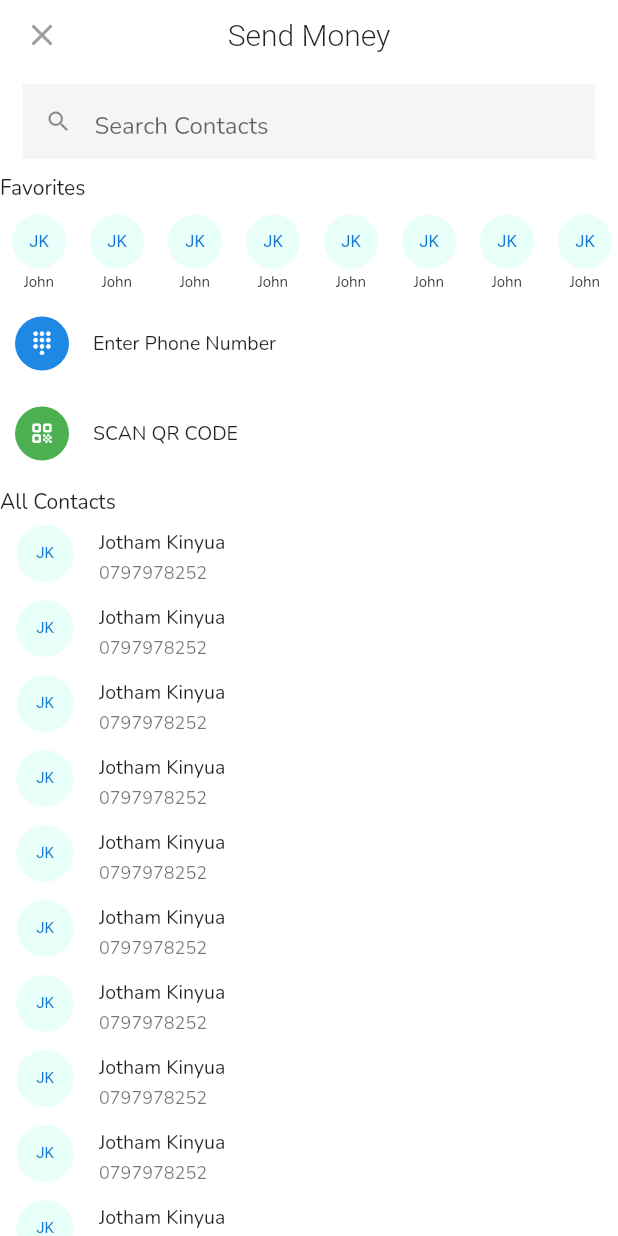
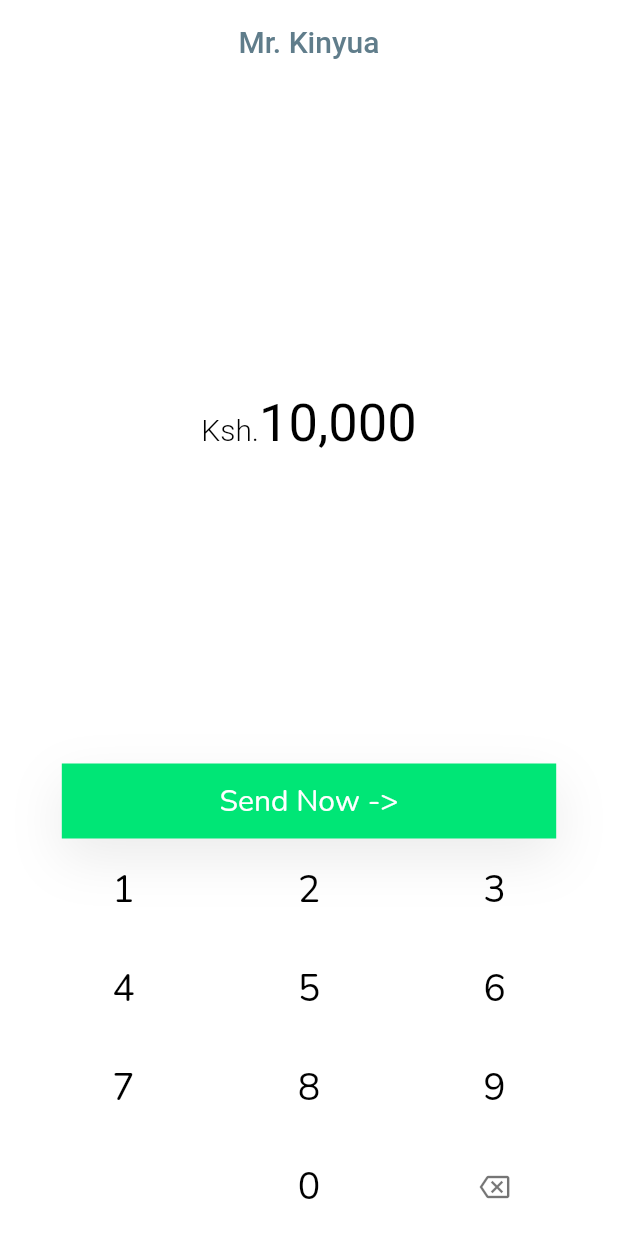
Before and after one commit to CreamyMilk/protoz, a Flutter app: the ContactsListPage screen opened by its route, after a tap on "JK", on a phone screen of 412 x 824 dp. Run offline on Flutter 3.47's test engine with Material 2 defaults, Android fonts, the light colour scheme and no system bars; our stand-ins replace flutter_speed_dial, google_fonts, salomon_bottom_bar, webview_flutter; missing offline and left inert: barcode_scan.

Commit message:
🎅Dedicated amount page minior ui theming

```diff
--- a/lib/pages/sendMoney/contctList.dart
+++ b/lib/pages/sendMoney/contctList.dart
@@ -2,7 +2,12 @@ import 'package:flutter/material.dart';
 import 'package:proto/utils/sizedMargins.dart';
 import 'package:proto/widgets/qrScannerButton.dart';
 
+
 class ContactsListPage extends StatelessWidget {
+  final List<Color> lightColors = [
+    Color(0xfffe8fffa),
+    Color.fromRGBO(200, 255, 255, 0.7),
+    Color(0xfffe8fffa),];
   @override
   Widget build(BuildContext context) {
     return Scaffold(
@@ -47,7 +52,7 @@ class ContactsListPage extends StatelessWidget {
         height: screenHeight(context),
         child: ListView(
           children: [
-            Align(alignment: Alignment.centerLeft, child: Text("Favorites")),
+            Padding(padding:EdgeInsets.only(left:10),child: Align(alignment: Alignment.centerLeft, child: Text("Favorites"))),
             Container(
               height: 70,
               child: ListView.builder(
@@ -70,11 +75,13 @@ class ContactsListPage extends StatelessWidget {
                     maxRadius: 18,
                     backgroundColor: Colors.blue[600],
                   ),
-                  onTap: () {},
+                  onTap: () {
+                    Navigator.of(context).pushNamed("/enteramount");
+                  },
                   contentPadding: EdgeInsets.only(left: 10, bottom: 12.0),
                   minLeadingWidth: 30,
                   dense: true,
-                  title: Text("Enter Phone Number"),
+                  title: Text("Enter Phone Number",style: TextStyle(color:Colors.blue[900]),),
                 ),
                 ListTile(
                   leading: CircleAvatar(
@@ -97,17 +104,17 @@ class ContactsListPage extends StatelessWidget {
                 ),
               ],
             ),
-             Align(alignment: Alignment.centerLeft, child: Text("All Contacts")),
+             Padding(padding:EdgeInsets.only(left:10),child: Align(alignment: Alignment.centerLeft, child: Text("All Contacts"))),
             ListView.builder(
                physics: ScrollPhysics(),
                 itemCount: 50,
                 shrinkWrap: true,
-                itemExtent: 50,
+                itemExtent: 60,
                 itemBuilder: (context, index) {
                   return ListTile(
                     isThreeLine: true,
                     leading: Transform.translate(
-                      offset: const Offset(0, -10),
+                      offset: const Offset(0, -5),
                       child: CircleAvatar(
                         child: Text(
                           "JK",
@@ -115,10 +122,12 @@ class ContactsListPage extends StatelessWidget {
                         ),
                         minRadius: 20,
                         maxRadius: 20,
-                        backgroundColor: Color(0xfffe8fffa),
+                        backgroundColor: lightColors[index % 3],
                       ),
                     ),
-                    onTap: () {},
+                    onTap: () {
+                        Navigator.of(context).pushNamed("/enteramount");
+                    },
                     contentPadding: EdgeInsets.only(left: 10, bottom: 12.0),
                     minLeadingWidth: 30,
                     // horizontalTitleGap: 0.1,
@@ -145,7 +154,12 @@ class FavoriteTile extends StatelessWidget {
 
   @override
   Widget build(BuildContext context) {
-    return Container(
+    return GestureDetector(
+      onTap: (){
+          Navigator.of(context).pushNamed("/enteramount");
+      }
+      ,
+      child: Container(
           margin: EdgeInsets.all(8.0),
           child: Column(
             children: [
@@ -154,8 +168,8 @@ class FavoriteTile extends StatelessWidget {
                   "JK",
                   style: TextStyle(fontSize: 11),
                 ),
-              minRadius: 18,
-              maxRadius: 18,
+                minRadius: 20,
+                maxRadius: 20,
                 backgroundColor: Color(0xfffe8fffa),
               ),
               const YMargin(2),
@@ -164,6 +178,7 @@ class FavoriteTile extends StatelessWidget {
                     fontSize: 10,
                   ))
             ],
-        ));
+          )),
+    );
   }
 }
--- /dev/null
+++ b/lib/pages/sendMoney/enteramount.dart
@@ -0,0 +1,117 @@
+import 'package:flutter/material.dart';
+import 'package:google_fonts/google_fonts.dart';
+import 'package:proto/utils/sizedMargins.dart';
+import 'package:proto/widgets/keypadwidget.dart';
+
+class EnterAmountPage extends StatefulWidget {
+  @override
+  _EnterAmountPageState createState() => _EnterAmountPageState();
+}
+
+class _EnterAmountPageState extends State<EnterAmountPage> {
+  String amount = "";
+
+  @override
+  void initState() {
+    amount = "10000";
+    super.initState();
+  }
+
+  @override
+  Widget build(BuildContext context) {
+    return Scaffold(
+      backgroundColor: Colors.white,
+      appBar: AppBar(
+        centerTitle: true,
+        backgroundColor: Colors.white,
+        elevation: 0,
+        title: Text(
+          "Mr. Kinyua",
+          style: TextStyle(color: Colors.blueGrey),
+        ),
+      ),
+      body: Column(
+        children: [
+          Spacer(),
+          RichText(
+              textAlign: TextAlign.center,
+              text: TextSpan(children: [
+                TextSpan(
+                    text: "Ksh.",
+                    style: TextStyle(
+                        color: Colors.black,
+                        fontWeight: FontWeight.w300,
+                        fontSize: 20.0)),
+                TextSpan(
+                    text:
+                        "${amount.toString().replaceAllMapped(new RegExp(r'(\d{1,3})(?=(\d{3})+(?!\d))'), (Match m) => '${m[1]},')}",
+                    style: TextStyle(
+                        color: Colors.black,
+                        fontWeight: FontWeight.w400,
+                        fontSize: 35.0)),
+              ])),
+          Spacer(),
+          AnimatedContainer(
+            duration: Duration(seconds: 1),
+            height: 50,
+            width: screenWidth(context, percent: 0.8),
+            decoration: BoxDecoration(
+            color: amount.length > 1 ?Colors.greenAccent[400]:Colors.grey[200],
+              boxShadow: [
+                BoxShadow(
+                    color: Colors.grey[400].withOpacity(0.3),
+                    offset: Offset(0, 13),
+                    blurRadius: 30)
+              ],
+            ),
+            // ignore: deprecated_member_use
+            child: FlatButton(
+
+              onPressed: () {
+
+              },
+             color: Colors.transparent,
+              child: Text(
+                 amount.length > 1?"Send Now ->":"Enter Amount",
+                style: GoogleFonts.nunito(
+                    color:  amount.length > 1?Colors.white:Colors.blueGrey,
+                    fontSize: 20,
+                    fontWeight: FontWeight.w400),
+              ),
+            ),
+          ),
+          NumericKeyboard(
+            rightButtonFn: () {
+              if(amount.length == 1){
+                setState(() {
+                                  amount="0";
+                               });
+
+              }
+              if (amount.length > 1) {
+                amount = amount.substring(0, amount.length - 1);
+                setState(() {
+                  amount = amount;
+                });
+              }
+            },
+            rightIcon: Icon(Icons.backspace_outlined,size:20,color: Colors.black54),
+            onKeyboardTap: (String text) {
+              print(text);
+              setState(() {
+                if(amount == "0"){
+                  amount=text;
+
+                }else if(amount.length < 12){
+
+                amount += text;
+
+
+              }
+            },
+          );}
+          )]
+      ),
+    );
+  }
+}
--- a/lib/pages/startup/cardsPage.dart
+++ b/lib/pages/startup/cardsPage.dart
@@ -120,7 +120,7 @@ class ProductListingItem extends StatelessWidget {
         child: Card(
           child: Container(
             height: MediaQuery.of(context).size.height * 0.15,
-            color: Colors.pink,
+            color: Colors.black54,
           ),
           // child: Image.network(
           //   imageUrl,
--- a/lib/providers/stepperFormProvider.dart
+++ b/lib/providers/stepperFormProvider.dart
@@ -21,7 +21,7 @@ class KraFormProvider extends ChangeNotifier {
   String year;
   String countrycode;
   String phoneNumber;
-  String krapin;
+  String krapin="DEFAULT";
   bool terms = false;
 
   void nameFields(String a, String b) {
--- a/lib/routes_page.dart
+++ b/lib/routes_page.dart
@@ -9,6 +9,7 @@ import 'package:proto/pages/login/loginForm.dart';
 import 'package:proto/pages/profile.dart';
 import 'package:proto/pages/registration/register.dart';
 import 'package:proto/pages/sendMoney/contctList.dart';
+import 'package:proto/pages/sendMoney/enteramount.dart';
 import 'package:proto/pages/startup/buySellPage.dart';
 import 'package:proto/pages/buyerpages/categoriesList.dart';
 import 'package:proto/pages/buyerpages/ProductDetails.dart';
@@ -56,6 +57,8 @@ class RouteGenerator {
                     child: BaseForm())));
       case '/contactList':
         return CupertinoPageRoute(builder: (ctx) => ContactsListPage());
+       case '/enteramount':
+        return MaterialPageRoute(builder: (ctx) => EnterAmountPage());
       case '/buysell':
         return MaterialPageRoute(builder: (ctx) => BuySellPage());
       case '/transaction':
--- a/lib/widgets/keypadwidget.dart
+++ b/lib/widgets/keypadwidget.dart
@@ -32,7 +32,7 @@ class _NumericKeyboardState extends State<NumericKeyboard> {
   @override
   Widget build(BuildContext context) {
     return Container(
-      padding: const EdgeInsets.only( top: 20),
+      padding: const EdgeInsets.only( top: 1),
       alignment: Alignment.center,
       child: Column(
         children: <Widget>[
@@ -89,14 +89,14 @@ class _NumericKeyboardState extends State<NumericKeyboard> {
 
   Widget _calcButton(BuildContext context,String value) {
     return InkWell(
-        borderRadius: BorderRadius.circular(45),
+        borderRadius: BorderRadius.circular(40),
         onTap: () {
           widget.onKeyboardTap(value);
         },
         child: Container(
           alignment: Alignment.center,
           width: MediaQuery.of(context).size.width *0.2,
-          height: 70,
+          height: 50,
           child: Text(
             value,
             style: TextStyle(
```
Also changed, not shown: lib/pages/stepperForm/registerStepper.dart (+4 -4 lines), lib/widgets/awesomeFab.dart (+5 -6 lines), lib/widgets/tab_controler.dart (+3 -7 lines). Lines whose indentation alone changed are shown as unchanged.
